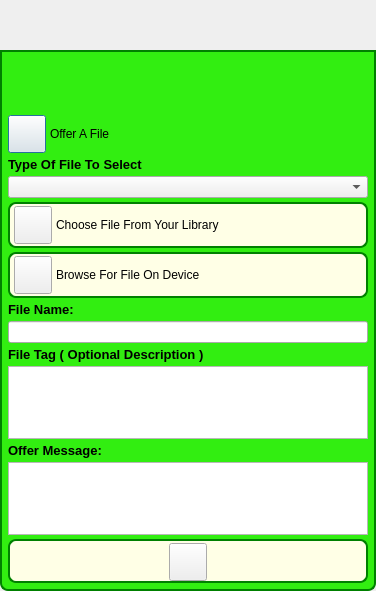
The window that GoTvApps/GoTvCommon/Forms/ActivitySelectFileToSend.ui (brettrjones/gotvptop) describes before a commit, drawn with Qt 5.
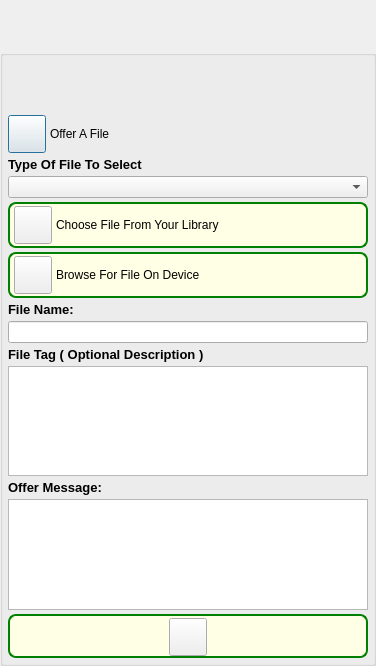
The same window after the commit. Icons and pictures are not drawn. Custom widgets are drawn as their Qt base class.

Patch:
```diff
--- a/GoTvApps/GoTvCommon/Forms/ActivitySelectFileToSend.ui
+++ b/GoTvApps/GoTvCommon/Forms/ActivitySelectFileToSend.ui
@@ -7,7 +7,7 @@
     <x>0</x>
     <y>0</y>
     <width>376</width>
-    <height>591</height>
+    <height>666</height>
    </rect>
   </property>
   <property name="sizePolicy">
@@ -28,28 +28,7 @@
 border-radius: 8px; 
 }
 
-#StyledDlgTitleBox
-{   
-color: black;
-background-color: rgb(50,238,17);
-border: 2px solid green;
-border-top-left-radius: 8px; 
-border-top-right-radius: 8px;
-}
 
-#StyledDlgTitleLabel
-{   
-color: black;
-}
-
-#StyledDlgItemsBox
-{   
-background-color: rgb(50,238,17);
-border: 2px solid green;
-border-top-color: green; 
-border-bottom-left-radius: 8px; 
-border-bottom-right-radius: 8px;
-}
 QPushButton#CancelButton
 {
 color: white;
@@ -529,6 +508,18 @@
   </layout>
  </widget>
  <customwidgets>
+  <customwidget>
+   <class>TitleBarWidget</class>
+   <extends>QWidget</extends>
+   <header>TitleBarWidget.h</header>
+   <container>1</container>
+  </customwidget>
+  <customwidget>
+   <class>BottomBarWidget</class>
+   <extends>QWidget</extends>
+   <header location="global">BottomBarWidget.h</header>
+   <container>1</container>
+  </customwidget>
   <customwidget>
    <class>VxPushButton</class>
    <extends>QPushButton</extends>
@@ -539,23 +530,17 @@
    <extends>QLabel</extends>
    <header>VxLabel.h</header>
   </customwidget>
-  <customwidget>
-   <class>TitleBarWidget</class>
-   <extends>QWidget</extends>
-   <header>TitleBarWidget.h</header>
-   <container>1</container>
-  </customwidget>
-  <customwidget>
-   <class>IdentWidget</class>
-   <extends>QWidget</extends>
-   <header location="global">IdentWidget.h</header>
-   <container>1</container>
-  </customwidget>
   <customwidget>
    <class>VxComboBoxFileFilter</class>
    <extends>QComboBox</extends>
    <header>VxComboBoxFileFilter.h</header>
   </customwidget>
+  <customwidget>
+   <class>IdentWidget</class>
+   <extends>QWidget</extends>
+   <header location="global">IdentWidget.h</header>
+   <container>1</container>
+  </customwidget>
  </customwidgets>
  <resources/>
  <connections/>
```
Left out of the diff: 41 changed lines with no effect on the pictures.
